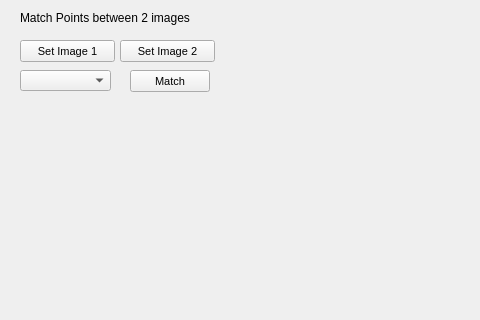
Qt form code/multiviewpane.ui (PamirGhimire/seeWithCpp) before a commit; both pictures show x 0 to 480 and y 0 to 320 of the 672 by 545 pixel window.
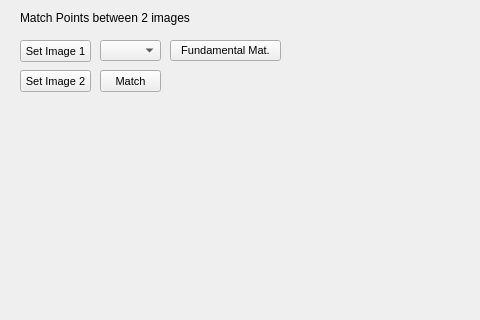
The same form after that commit.

Commit message: added fundamental matrix using ransac, matrix output

Patch:
```diff
--- a/code/multiviewpane.ui
+++ b/code/multiviewpane.ui
@@ -44,7 +44,7 @@
     <rect>
      <x>20</x>
      <y>40</y>
-     <width>95</width>
+     <width>71</width>
      <height>22</height>
     </rect>
    </property>
@@ -60,9 +60,9 @@
   <widget class="QPushButton" name="setim2">
    <property name="geometry">
     <rect>
-     <x>120</x>
-     <y>40</y>
-     <width>95</width>
+     <x>20</x>
+     <y>70</y>
+     <width>71</width>
      <height>22</height>
     </rect>
    </property>
@@ -91,9 +91,9 @@
   <widget class="QPushButton" name="match">
    <property name="geometry">
     <rect>
-     <x>130</x>
+     <x>100</x>
      <y>70</y>
-     <width>80</width>
+     <width>61</width>
      <height>22</height>
     </rect>
    </property>
@@ -109,9 +109,9 @@
   <widget class="QComboBox" name="Descriptor">
    <property name="geometry">
     <rect>
-     <x>20</x>
-     <y>70</y>
-     <width>91</width>
+     <x>100</x>
+     <y>40</y>
+     <width>61</width>
      <height>21</height>
     </rect>
    </property>
@@ -129,6 +129,24 @@
     <string/>
    </property>
   </widget>
+  <widget class="QPushButton" name="fundamentalMat">
+   <property name="geometry">
+    <rect>
+     <x>170</x>
+     <y>40</y>
+     <width>111</width>
+     <height>21</height>
+    </rect>
+   </property>
+   <property name="font">
+    <font>
+     <pointsize>8</pointsize>
+    </font>
+   </property>
+   <property name="text">
+    <string>Fundamental Mat.</string>
+   </property>
+  </widget>
  </widget>
  <resources/>
  <connections/>
```
The commit also changes 14 other files.
